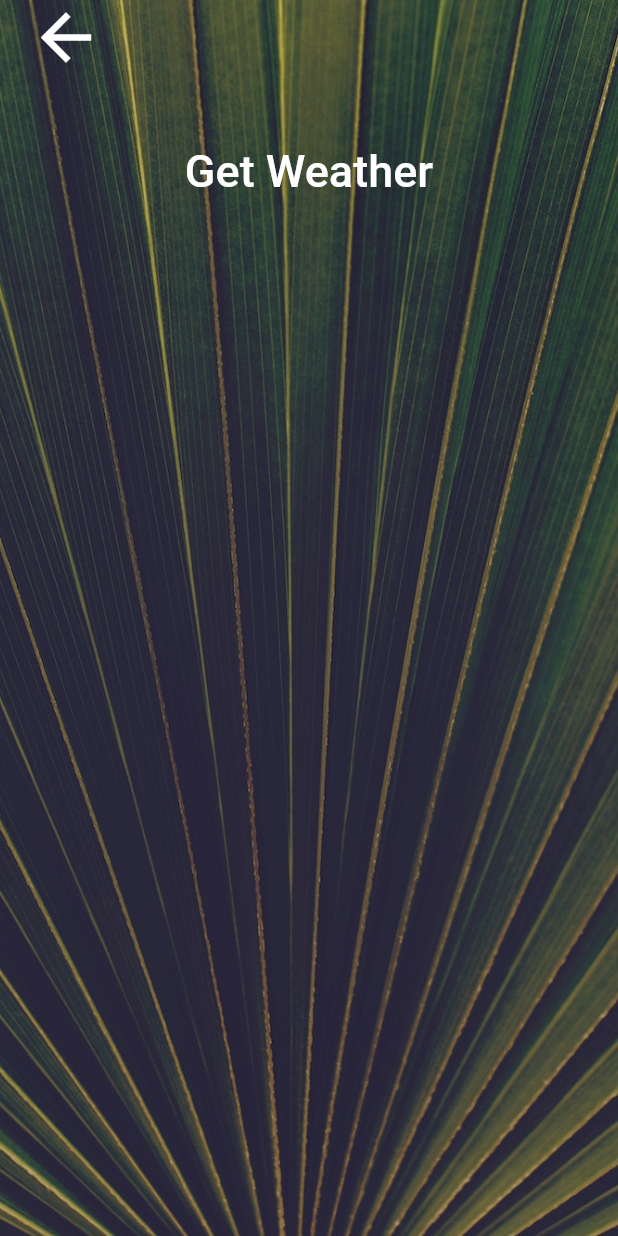
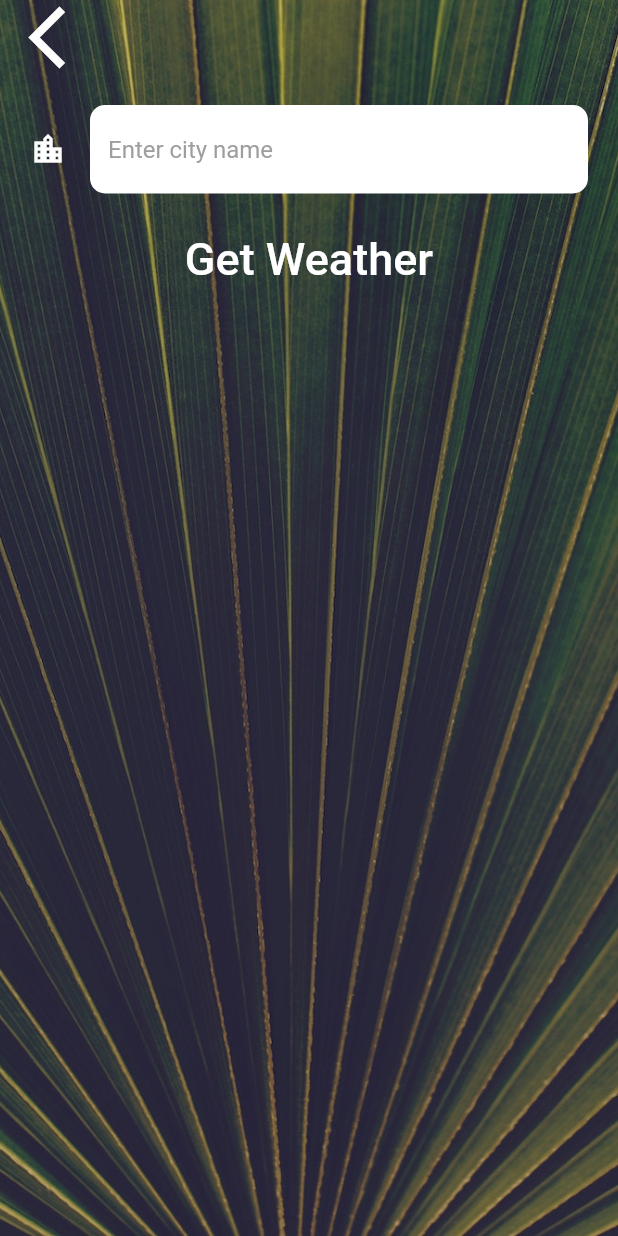
Before and after one commit to nestorsgarzonc/weather_flutter, a Flutter app: the CityScreen screen opened by its route, on a phone screen of 412 x 824 dp. Run offline on Flutter 3.47's test engine with Material 2 defaults, Android fonts, the phone set to English and light mode, and no system bars; our stand-ins replace flutter_spinkit, geolocator, google_fonts; network calls fail; Roboto replaces fonts that are missing (Amiko).

Commit message:
textStyle

```diff
--- a/lib/main.dart
+++ b/lib/main.dart
@@ -16,7 +16,7 @@ class MyApp extends StatelessWidget {
       routes: {
         'cityScreen': (BuildContext context) => CityScreen(),
         'locationScreen': (BuildContext context) => LocationScreen(),
-        'loadingScreen': (BuildContext context) => LoadingScreen()
+        'loadingScreen': (BuildContext context) => LoadingScreen(),
       },
     );
   }
--- a/lib/screens/city_screen.dart
+++ b/lib/screens/city_screen.dart
@@ -23,13 +23,19 @@ class _CityScreenState extends State<CityScreen> {
               Align(
                 alignment: Alignment.topLeft,
                 child: FlatButton(
-                  onPressed: () {},
-                  child: Icon(Icons.arrow_back, size: 50),
+                  onPressed: () {
+                    Navigator.pop(context);
+                  },
+                  child: Icon(Icons.arrow_back_ios, size: 50),
                 ),
               ),
               Container(
                 padding: EdgeInsets.all(20),
-                child: null,
+                child: TextField(
+                  style: kTextFieldTextStyle,
+                  decoration: kTextFieldInputDecoration,
+                  onChanged: (value){},
+                ),
               ),
               FlatButton(
                 onPressed: () {},
--- a/lib/utilities/constants.dart
+++ b/lib/utilities/constants.dart
@@ -1,7 +1,21 @@
+import 'package:flutter/material.dart';
 import 'package:google_fonts/google_fonts.dart';
 
-final kTempTextStyle=GoogleFonts.amiko(fontSize: 100);
-final kMessageTextStyle=GoogleFonts.amiko(fontSize: 60);
-final kButtonTextStyle=GoogleFonts.amiko(fontSize: 30);
-final kConditionTextStyle=GoogleFonts.amiko(fontSize: 100);
-const apiKeyWeather='3ec20458079762f57a52d0f8bbea0935';
+final kTempTextStyle = GoogleFonts.amiko(fontSize: 100);
+final kMessageTextStyle = GoogleFonts.amiko(fontSize: 60);
+final kButtonTextStyle = GoogleFonts.amiko(fontSize: 30);
+final kConditionTextStyle = GoogleFonts.amiko(fontSize: 100);
+final kTextFieldTextStyle = GoogleFonts.amiko(color: Colors.black);
+const kTextFieldInputDecoration = InputDecoration(
+  filled: true,
+  fillColor: Colors.white,
+  icon: Icon(Icons.location_city, color: Colors.white),
+  hintText: 'Enter city name',
+  hintStyle: TextStyle(color: Colors.grey),
+  border: OutlineInputBorder(
+      borderRadius: BorderRadius.all(Radius.circular(10.0)),
+      borderSide: BorderSide.none),
+);
+
+const apiKeyWeather = '3ec20458079762f57a52d0f8bbea0935';
+const openWeatherMapURL = 'https://api.openweathermap.org/data/2.5/weather';
```
Also changed, not shown: lib/screens/loading_screen.dart (+3 -14 lines), lib/screens/location_screen.dart (+25 -12 lines), lib/services/weather.dart (+15 -0 lines).
